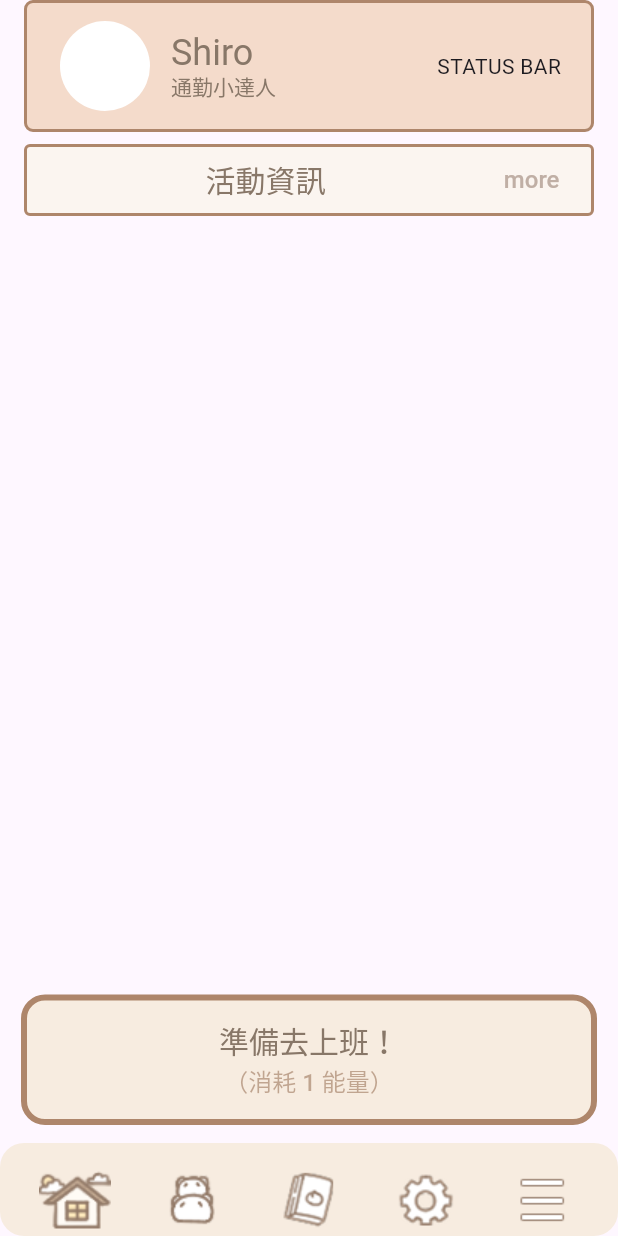
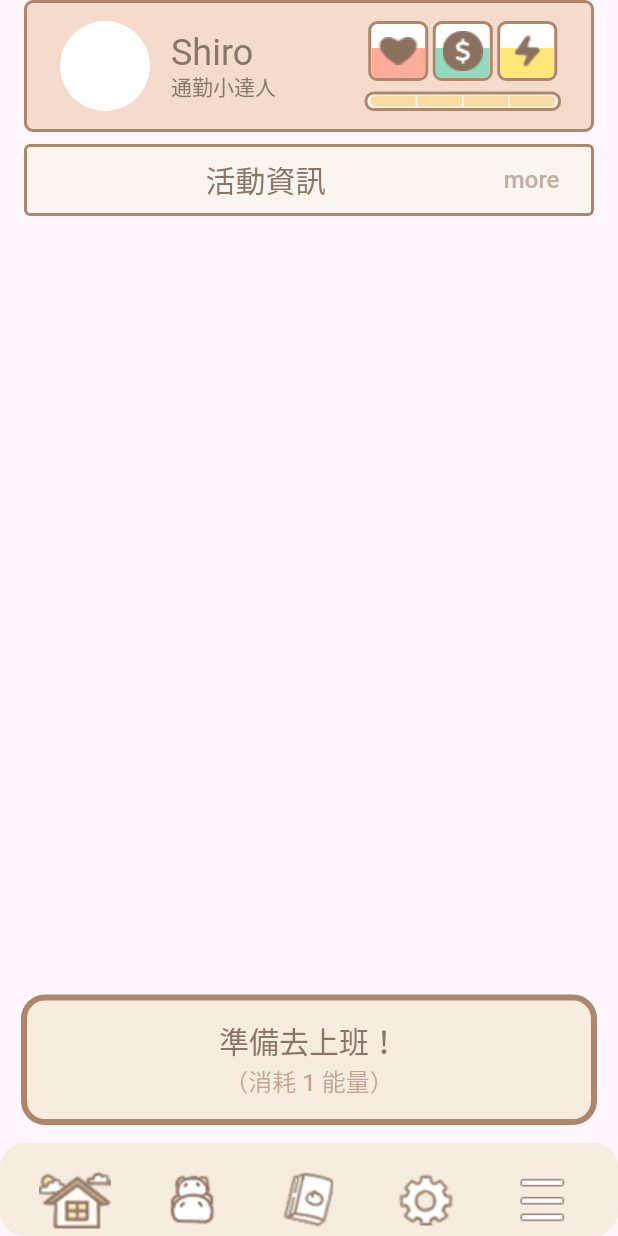
Before and after one commit to wlcharlie/work-on-time-game, a Flutter app: the LobbyTools widget shown alone on an empty page, opened directly with empty values, on a phone screen of 412 x 824 dp. Run offline on Flutter 3.47's test engine with Material 3 defaults, Android fonts, the phone set to English and light mode, and no system bars; our stand-ins replace flutter_riverpod, material_symbols_icons, riverpod_annotation; missing offline and left inert: flame, flame_riverpod; generated files the repository leaves out were written again; Roboto replaces fonts that are missing (TaiwanPearl).

Commit message:
feat: 狀態

```diff
--- a/lib/overlays/lobby_tools.dart
+++ b/lib/overlays/lobby_tools.dart
@@ -2,6 +2,20 @@ import 'package:flutter/material.dart';
 import 'package:flutter_riverpod/flutter_riverpod.dart';
 import 'package:work_on_time_game/config/typography.dart';
 import 'package:work_on_time_game/wot_game.dart';
+
+final tabBarIcons = [
+  'assets/images/tabbar_icon_home.png',
+  'assets/images/tabbar_icon_2.png',
+  'assets/images/tabbar_icon_book.png',
+  'assets/images/tabbar_icon_settings.png',
+  'assets/images/tabbar_icon_menu.png',
+];
+
+final statusIcons = [
+  'assets/images/status/mind.png',
+  'assets/images/status/saving.png',
+  'assets/images/status/energy.png',
+];
 
 class LobbyTools extends ConsumerStatefulWidget {
   final WOTGame game;
@@ -83,22 +97,73 @@ class _LobbyToolsState extends ConsumerState<LobbyTools> {
                 ),
               ],
             ),
-            Text('STATUS BAR'),
+            Column(
+              spacing: 7,
+              children: [
+                Row(
+                  spacing: 3,
+                  children: [
+                    _buildStatusIcon(
+                      icon: Image.asset(statusIcons[0]),
+                      color: const Color(0xFFFFAC9C),
+                    ),
+                    _buildStatusIcon(
+                      icon: Image.asset(statusIcons[1]),
+                      color: const Color(0xFF93D9BF),
+                    ),
+                    _buildStatusIcon(
+                      icon: Image.asset(statusIcons[2]),
+                      color: const Color(0xFFFFE77A),
+                    ),
+                  ],
+                ),
+                _buildTicketBar(),
+              ],
+            ),
           ],
         ),
       ),
     );
   }
 
+  Widget _buildStatusIcon({required Image icon, required Color color}) {
+    return Container(
+      width: 40,
+      height: 40,
+      decoration: BoxDecoration(
+        color: Colors.white,
+        borderRadius: BorderRadius.circular(6),
+        border: Border.all(
+          color: const Color(0xFFAE866B),
+          width: 2,
+        ),
+      ),
+      child: Stack(
+        alignment: Alignment.bottomCenter,
+        children: [
+          // meter like background
+          ClipRRect(
+            borderRadius: const BorderRadius.only(
+              bottomLeft: Radius.circular(4),
+              bottomRight: Radius.circular(4),
+            ),
+            child: Container(
+              width: 40,
+              height: 20,
+              color: color,
+            ),
+          ),
+          Container(
+            width: 40,
+            height: 40,
+            child: icon,
+          ),
+        ],
+      ),
+    );
+  }
+
   Widget _buildTabBar(BuildContext context) {
-    final tabBarIcons = [
-      'assets/images/tabbar_icon_home.png',
-      'assets/images/tabbar_icon_2.png',
-      'assets/images/tabbar_icon_book.png',
-      'assets/images/tabbar_icon_settings.png',
-      'assets/images/tabbar_icon_menu.png',
-    ];
-
     return Container(
       height: 62 + MediaQuery.of(context).padding.bottom,
       padding: EdgeInsets.fromLTRB(
@@ -183,4 +248,51 @@ class _LobbyToolsState extends ConsumerState<LobbyTools> {
       ),
     );
   }
+
+  Widget _buildTicketBar() {
+    final ticketCount = 4;
+
+    final firstTicketRadius = BorderRadius.only(
+      topLeft: Radius.circular(3),
+      bottomLeft: Radius.circular(3),
+    );
+
+    final lastTicketRadius = BorderRadius.only(
+      topRight: Radius.circular(3),
+      bottomRight: Radius.circular(3),
+    );
+
+    return Container(
+      height: 13,
+      padding: const EdgeInsets.symmetric(horizontal: 2, vertical: 1),
+      decoration: BoxDecoration(
+        color: const Color(0xFFFBF5F0),
+        borderRadius: BorderRadius.circular(6),
+        border: Border.all(
+          color: const Color(0xFFAE866B),
+          width: 2,
+        ),
+      ),
+      child: Row(
+        mainAxisAlignment: MainAxisAlignment.center,
+        crossAxisAlignment: CrossAxisAlignment.center,
+        spacing: 1,
+        children: [
+          for (var i = 0; i < ticketCount; i++)
+            Container(
+              width: 30,
+              height: 7,
+              decoration: BoxDecoration(
+                color: const Color(0xFFF9DCA3),
+                borderRadius: i == 0
+                    ? firstTicketRadius
+                    : i == ticketCount - 1
+                        ? lastTicketRadius
+                        : BorderRadius.circular(1),
+              ),
+            ),
+        ],
+      ),
+    );
+  }
 }
--- a/pubspec.yaml
+++ b/pubspec.yaml
@@ -77,6 +77,7 @@ flutter:
     - assets/images/bed_room/
     - assets/images/enter_way/
     - assets/images/item/
+    - assets/images/status/
 
   # An image asset can refer to one or more resolution-specific "variants", see
   # https://flutter.dev/to/resolution-aware-images
```
Also changed, not shown: assets/images/status/energy.png (added), assets/images/status/mind.png (added), assets/images/status/saving.png (added).
